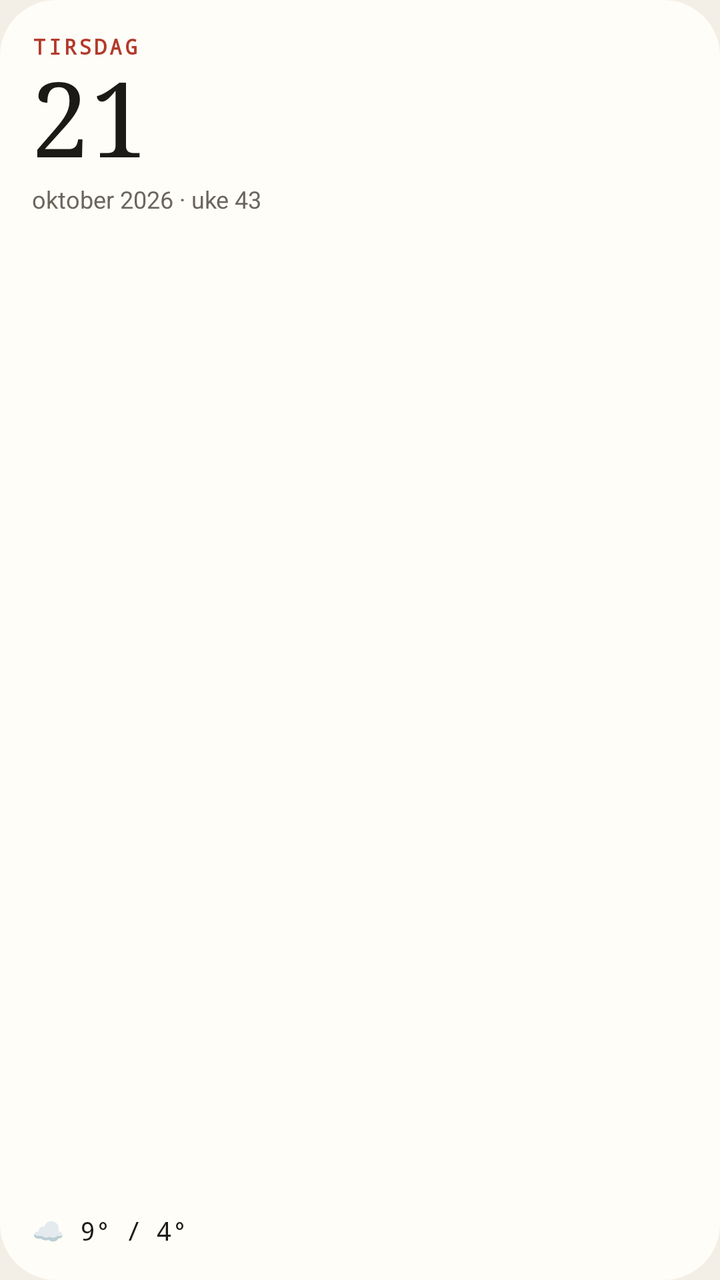
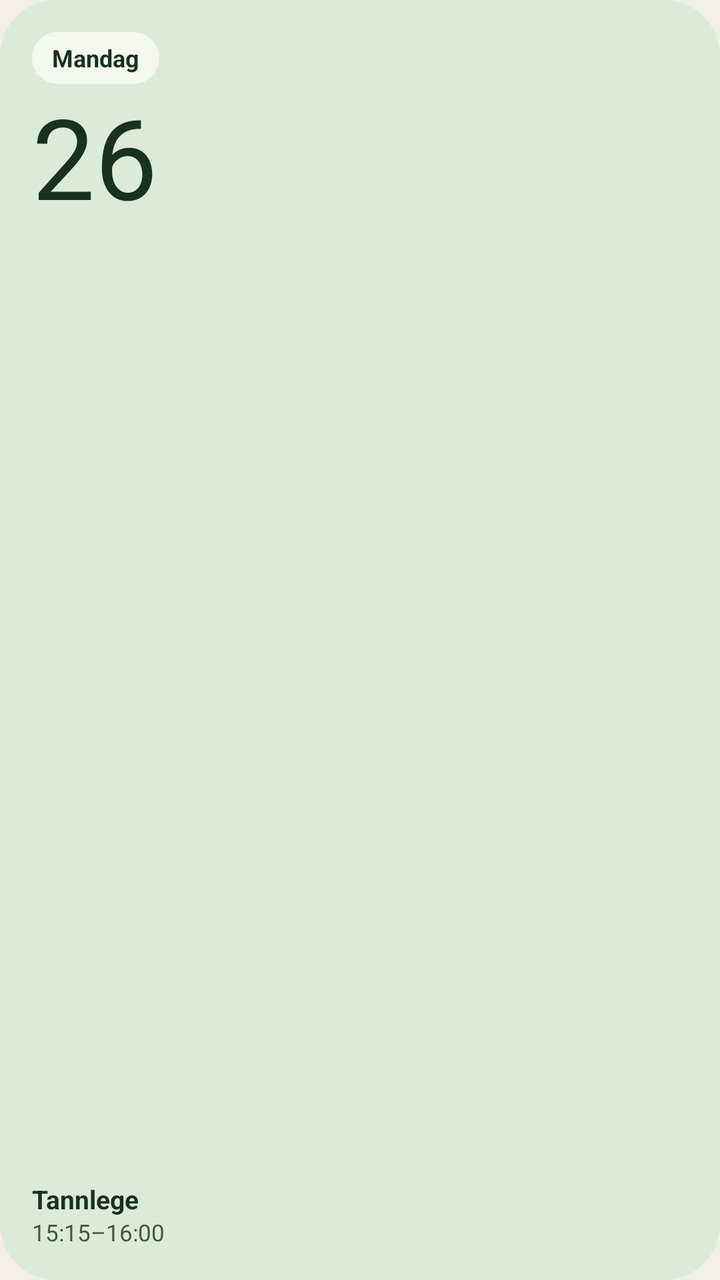

The first picture is an Android layout as it rendered before a commit; the second is the same layout after the commit. The layout source and the unified diff follow.
<!-- AndroidManifest.xml: application theme Theme.Kalender -->
<!-- res/layout/kal_prev_date.xml -->
<?xml version="1.0" encoding="utf-8"?>
<LinearLayout xmlns:android="http://schemas.android.com/apk/res/android"
    android:layout_width="match_parent" android:layout_height="match_parent"
    android:orientation="vertical" android:padding="16dp" android:background="@drawable/kal_w_card">
    <TextView android:layout_width="wrap_content" android:layout_height="wrap_content" android:text="TIRSDAG"
        android:textColor="@color/kal_acc" android:textSize="10.5sp" android:fontFamily="monospace" android:letterSpacing="0.12" android:textStyle="bold" />
    <TextView android:layout_width="wrap_content" android:layout_height="wrap_content" android:text="21"
        android:textColor="@color/kal_ink" android:textSize="52sp" android:fontFamily="serif" android:includeFontPadding="false" />
    <TextView android:layout_width="wrap_content" android:layout_height="wrap_content" android:text="oktober 2026 · uke 43"
        android:textColor="@color/kal_mut" android:textSize="12sp" />
    <FrameLayout android:layout_width="match_parent" android:layout_height="0dp" android:layout_weight="1" />
    <TextView android:layout_width="wrap_content" android:layout_height="wrap_content" android:text="☁ 9° / 4°"
        android:textColor="@color/kal_ink" android:textSize="13sp" android:fontFamily="monospace" />
</LinearLayout>
<!-- resources referenced by this layout -->
<resources>
  <color name="kal_acc">#B23A2A</color>
  <color name="kal_ink">#1B1A17</color>
  <color name="kal_mut">#6B665C</color>
  <!-- drawable kal_w_card (drawable) -->
  <?xml version="1.0" encoding="utf-8"?>
  <shape xmlns:android="http://schemas.android.com/apk/res/android" android:shape="rectangle">
      <solid android:color="@color/kal_card" />
      <corners android:radius="28dp" />
  </shape>
  <style name="Theme.Kalender" parent="android:Theme.Material.Light.NoActionBar">
          <item name="android:windowBackground">@color/kal_bg</item>
          <item name="android:statusBarColor">@android:color/transparent</item>
          <item name="android:navigationBarColor">@android:color/transparent</item>
          <item name="android:windowLightStatusBar">true</item>
      </style>
  <color name="kal_card">#FFFDF8</color>
  <color name="kal_bg">#F3EFE6</color>
</resources>

<!-- the commit's change to res/layout/kal_prev_date.xml (unified diff, before → after) -->
@@ -1,14 +1,14 @@
 <?xml version="1.0" encoding="utf-8"?>
 <LinearLayout xmlns:android="http://schemas.android.com/apk/res/android"
     android:layout_width="match_parent" android:layout_height="match_parent"
-    android:orientation="vertical" android:padding="16dp" android:background="@drawable/kal_w_card">
-    <TextView android:layout_width="wrap_content" android:layout_height="wrap_content" android:text="TIRSDAG"
-        android:textColor="@color/kal_acc" android:textSize="10.5sp" android:fontFamily="monospace" android:letterSpacing="0.12" android:textStyle="bold" />
-    <TextView android:layout_width="wrap_content" android:layout_height="wrap_content" android:text="21"
-        android:textColor="@color/kal_ink" android:textSize="52sp" android:fontFamily="serif" android:includeFontPadding="false" />
-    <TextView android:layout_width="wrap_content" android:layout_height="wrap_content" android:text="oktober 2026 · uke 43"
-        android:textColor="@color/kal_mut" android:textSize="12sp" />
+    android:orientation="vertical" android:padding="16dp" android:background="@drawable/kal_w70_card">
+    <TextView android:layout_width="wrap_content" android:layout_height="26dp" android:gravity="center" android:paddingStart="10dp" android:paddingEnd="10dp"
+        android:text="Mandag" android:textColor="#173320" android:textSize="12sp" android:textStyle="bold" android:background="@drawable/kal_w70_row" />
+    <TextView android:layout_width="wrap_content" android:layout_height="wrap_content" android:layout_marginTop="6dp" android:text="26"
+        android:textColor="#173320" android:textSize="56sp" android:includeFontPadding="false" />
     <FrameLayout android:layout_width="match_parent" android:layout_height="0dp" android:layout_weight="1" />
-    <TextView android:layout_width="wrap_content" android:layout_height="wrap_content" android:text="☁ 9° / 4°"
-        android:textColor="@color/kal_ink" android:textSize="13sp" android:fontFamily="monospace" />
+    <TextView android:layout_width="wrap_content" android:layout_height="wrap_content" android:text="Tannlege" android:maxLines="1"
+        android:textColor="#173320" android:textSize="13sp" android:textStyle="bold" />
+    <TextView android:layout_width="wrap_content" android:layout_height="wrap_content" android:text="15:15–16:00" android:maxLines="1"
+        android:textColor="#3D5A44" android:textSize="11.5sp" />
 </LinearLayout>
<!-- resource entries referenced after the edit -->
@@ -1,13 +1,16 @@
 <!-- resources referenced by this layout -->
 <resources>
-  <color name="kal_acc">#B23A2A</color>
-  <color name="kal_ink">#1B1A17</color>
-  <color name="kal_mut">#6B665C</color>
-  <!-- drawable kal_w_card (drawable) -->
+  <!-- drawable kal_w70_card (drawable) -->
   <?xml version="1.0" encoding="utf-8"?>
   <shape xmlns:android="http://schemas.android.com/apk/res/android" android:shape="rectangle">
-      <solid android:color="@color/kal_card" />
+      <solid android:color="#DCEBD8" />
       <corners android:radius="28dp" />
+  </shape>
+  <!-- drawable kal_w70_row (drawable) -->
+  <?xml version="1.0" encoding="utf-8"?>
+  <shape xmlns:android="http://schemas.android.com/apk/res/android" android:shape="rectangle">
+      <solid android:color="#F2F8F0" />
+      <corners android:radius="16dp" />
   </shape>
   <style name="Theme.Kalender" parent="android:Theme.Material.Light.NoActionBar">
           <item name="android:windowBackground">@color/kal_bg</item>
@@ -15,7 +18,6 @@
           <item name="android:navigationBarColor">@android:color/transparent</item>
           <item name="android:windowLightStatusBar">true</item>
       </style>
-  <color name="kal_card">#FFFDF8</color>
   <color name="kal_bg">#F3EFE6</color>
 </resources>
 
